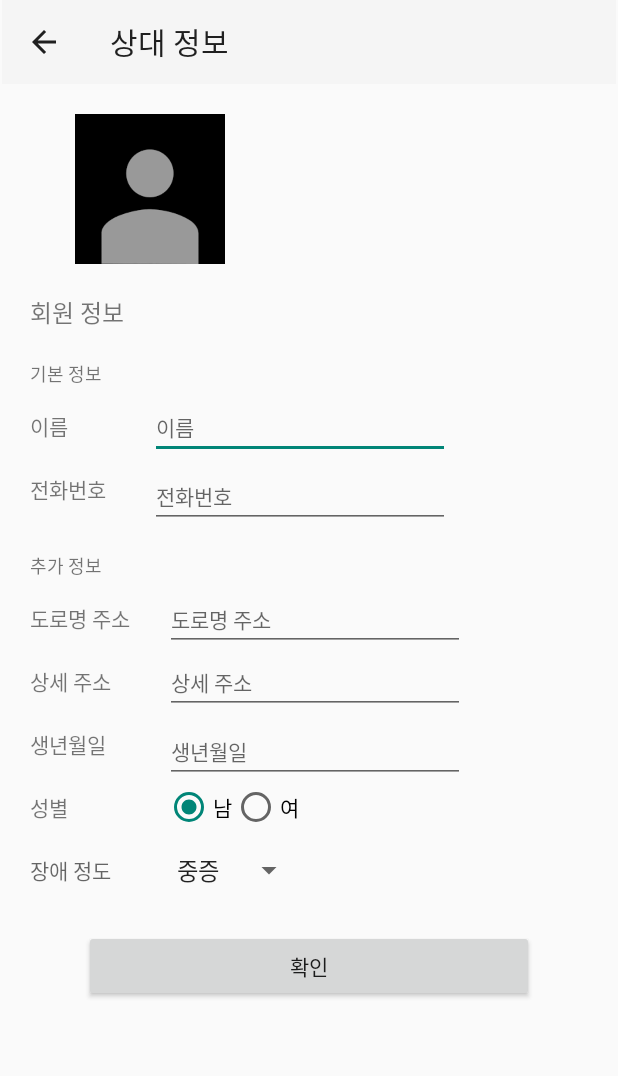
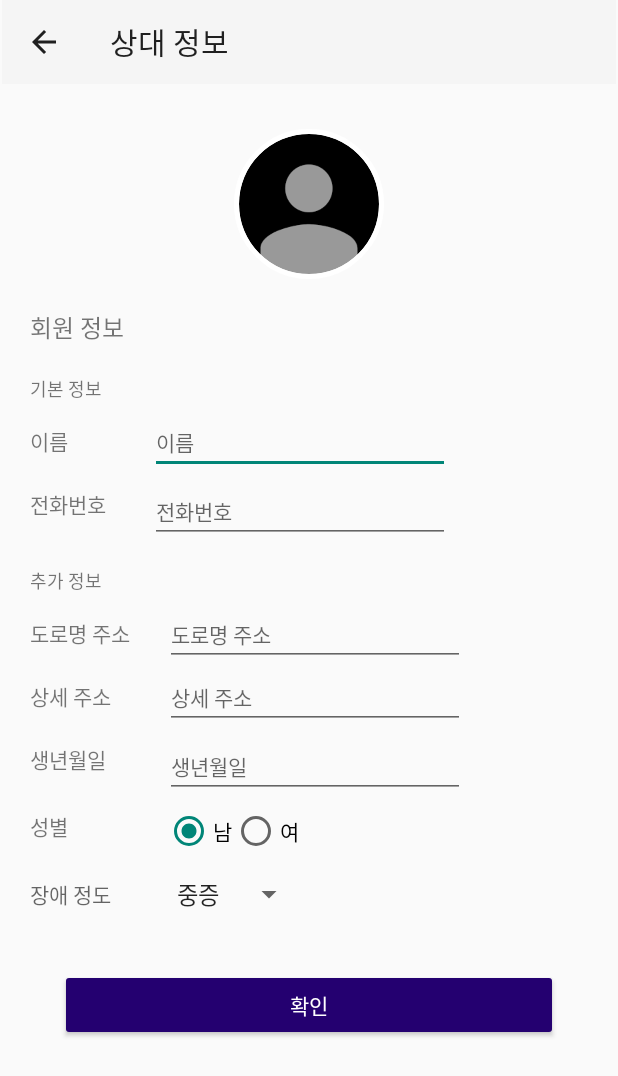
Before and after one commit to Chickweed10/polarstar-project-android-app, an Android app: the OtherInformationDisableCheckActivity screen opened directly, with no data from a screen before it, on a phone screen of 412 x 824 dp. Shown: the top 1076 px of the screen. Run offline under Robolectric (Android 15) with nearby library versions, the phone set to English and light mode, and no system bars; our stand-ins replace CircleImageView, Firebase (no records; nobody signed in at launch, a user with empty details on screens opened directly); pictures from the network do not load.

Commit message:
전체적인 UI 보정3

```diff
--- /dev/null
+++ b/PolarstarProject/app/src/main/res/drawable/ic_baseline_arrow_forward_ios_24.xml
@@ -0,0 +1,5 @@
+<vector android:height="24dp" android:tint="#AEFFFFFF"
+    android:viewportHeight="24" android:viewportWidth="24"
+    android:width="24dp" xmlns:android="http://schemas.android.com/apk/res/android">
+    <path android:fillColor="@android:color/white" android:pathData="M5.88,4.12L13.76,12l-7.88,7.88L8,22l10,-10L8,2z"/>
+</vector>
--- /dev/null
+++ b/PolarstarProject/app/src/main/res/drawable/ic_baseline_chevron_right_24.xml
@@ -0,0 +1,5 @@
+<vector android:height="24dp" android:tint="#000000"
+    android:viewportHeight="24" android:viewportWidth="24"
+    android:width="24dp" xmlns:android="http://schemas.android.com/apk/res/android">
+    <path android:fillColor="@android:color/white" android:pathData="M10,6L8.59,7.41 13.17,12l-4.58,4.59L10,18l6,-6z"/>
+</vector>
--- a/PolarstarProject/app/src/main/res/layout/activity_navigation_header.xml
+++ b/PolarstarProject/app/src/main/res/layout/activity_navigation_header.xml
@@ -49,10 +49,10 @@
                 android:textColorLink="#000000" />
 
             <ImageView
-                android:layout_width="wrap_content"
-                android:layout_height="wrap_content"
+                android:layout_width="40dp"
+                android:layout_height="40dp"
                 android:layout_gravity="center"
-                app:srcCompat="@android:drawable/btn_star" />
+                app:srcCompat="@drawable/ic_baseline_arrow_forward_ios_24" />
 
         </LinearLayout>
 
--- a/PolarstarProject/app/src/main/res/layout/activity_otherinfo_duser_n.xml
+++ b/PolarstarProject/app/src/main/res/layout/activity_otherinfo_duser_n.xml
@@ -4,8 +4,20 @@
     xmlns:tools="http://schemas.android.com/tools"
     android:layout_width="match_parent"
     android:layout_height="match_parent"
+    android:orientation="vertical"
     tools:context=".Myinfo_DuserActivity">
 
+    <androidx.appcompat.widget.Toolbar
+        android:id="@+id/toolbar"
+        android:layout_width="409dp"
+        android:layout_height="wrap_content"
+        android:layout_marginStart="1dp"
+        android:layout_marginLeft="1dp"
+        android:background="?attr/colorPrimary"
+        android:minHeight="?attr/actionBarSize"
+        android:theme="?attr/actionBarTheme"
+        app:layout_constraintStart_toStartOf="parent"
+        app:layout_constraintTop_toTopOf="parent" />
 
     <ScrollView
         android:layout_width="match_parent"
@@ -16,26 +28,18 @@
             android:layout_height="wrap_content"
             android:orientation="vertical">
 
-            <androidx.appcompat.widget.Toolbar
-                android:id="@+id/toolbar"
-                android:layout_width="409dp"
-                android:layout_height="wrap_content"
-                android:layout_marginStart="1dp"
-                android:layout_marginLeft="1dp"
-                android:background="?attr/colorPrimary"
-                android:minHeight="?attr/actionBarSize"
-                android:theme="?attr/actionBarTheme"
-                app:layout_constraintStart_toStartOf="parent"
-                app:layout_constraintTop_toTopOf="parent" />
-
-            <ImageView
+            <de.hdodenhof.circleimageview.CircleImageView
                 android:id="@+id/othProflN"
                 android:layout_width="100dp"
                 android:layout_height="100dp"
-                android:layout_marginStart="50dp"
-                android:layout_marginTop="20dp"
-                android:layout_marginEnd="50dp"
-                app:srcCompat="@drawable/profileimage" />
+                android:layout_gravity="center"
+                android:layout_marginTop="30dp"
+                android:background="@android:color/transparent"
+                app:civ_border_overlay="true"
+                app:civ_border_width="3dp"
+                app:civ_border_color="#FFFFFF"
+                android:src="@drawable/profileimage"
+                />
 
             <TextView
                 android:id="@+id/textView7"
@@ -213,6 +217,9 @@
                     android:layout_width="wrap_content"
                     android:layout_height="wrap_content"
                     android:orientation="horizontal"
+                    android:layout_marginTop="6dp"
+                    android:layout_marginStart="20dp"
+                    android:layout_marginEnd="40dp"
                     app:layout_constraintBottom_toBottomOf="parent"
                     app:layout_constraintEnd_toEndOf="parent"
                     app:layout_constraintStart_toStartOf="parent"
@@ -222,7 +229,6 @@
                         android:id="@+id/othProflBtGenderMN"
                         android:layout_width="wrap_content"
                         android:layout_height="wrap_content"
-                        android:layout_marginStart="20dp"
                         android:checked="true"
                         android:text="남" />
 
@@ -230,7 +236,6 @@
                         android:id="@+id/othProflBtGenderFN"
                         android:layout_width="wrap_content"
                         android:layout_height="wrap_content"
-                        android:layout_marginEnd="10dp"
                         android:text="여" />
 
                 </RadioGroup>
@@ -266,11 +271,16 @@
 
             <Button
                 android:id="@+id/othProflBtEditN"
-                android:layout_width="300dp"
+                android:layout_width="match_parent"
                 android:layout_height="wrap_content"
                 android:layout_gravity="center"
-                android:layout_marginTop="20dp"
-                android:text="확인" />
+                android:layout_marginTop="30dp"
+                android:layout_marginBottom="40dp"
+                android:layout_marginStart="40dp"
+                android:layout_marginEnd="40dp"
+                android:backgroundTint="#240070"
+                android:text="확인"
+                android:textColor="@color/white"  />
 
         </LinearLayout>
     </ScrollView>
--- a/PolarstarProject/app/src/main/res/layout/activity_permission_support.xml
+++ b/PolarstarProject/app/src/main/res/layout/activity_permission_support.xml
@@ -137,6 +137,8 @@
             android:layout_height="wrap_content"
             android:layout_marginTop="20dp"
             android:layout_gravity="center"
+            android:backgroundTint="#240070"
+            android:textColor="@color/white"
             android:text="모든 권한 설정하기" />
 
     </LinearLayout>
--- a/PolarstarProject/app/src/main/res/layout/activity_rangesetting.xml
+++ b/PolarstarProject/app/src/main/res/layout/activity_rangesetting.xml
@@ -67,6 +67,8 @@
             android:layout_gravity="center"
             android:layout_marginEnd="20dp"
             android:text="주소 검색"
+            android:backgroundTint="#240070"
+            android:textColor="@color/white"
             android:textSize="12dp" />
 
     </LinearLayout>
@@ -109,7 +111,8 @@
             android:layout_width="match_parent"
             android:layout_height="wrap_content"
             android:layout_alignParentBottom="true"
-
+            android:backgroundTint="#240070"
+            android:textColor="@color/white"
             android:text="거주지 설정하기" />
     </LinearLayout>
 
```
Also changed, not shown: PolarstarProject/app/src/main/res/layout/activity_myinfo_duser.xml (+39 -22 lines), PolarstarProject/app/src/main/res/layout/activity_myinfo_duser_n.xml (+38 -23 lines), PolarstarProject/app/src/main/res/layout/activity_otherinfo_duser.xml (+31 -20 lines), PolarstarProject/app/src/main/res/layout/activity_user_select.xml (+0 -8 lines).
